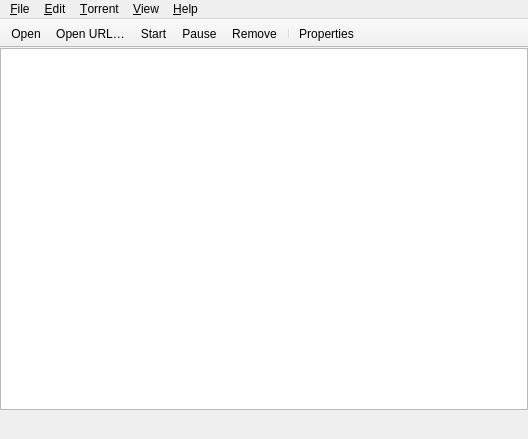
Old version of the form qt/MainWindow.ui in the repository transmission/transmission.
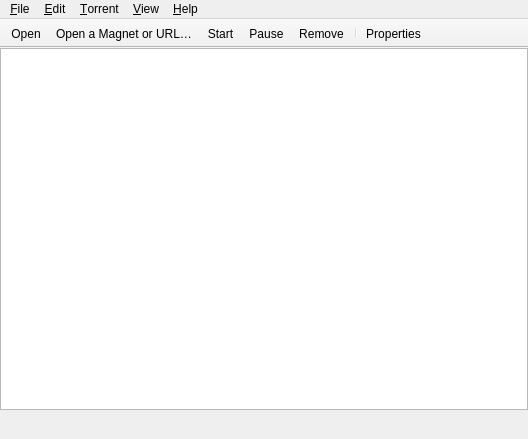
New version of the form. Icons and pictures are not drawn. Custom widgets are drawn as their Qt base class.

Commit message: Better tooltips and clearer tray menu options

```diff
--- a/qt/MainWindow.ui
+++ b/qt/MainWindow.ui
@@ -322,7 +322,7 @@
      <normaloff>:/icons/Win11/actions/24/document-open.svg</normaloff>:/icons/Win11/actions/24/document-open.svg</iconset>
    </property>
    <property name="text">
-    <string>&amp;Open…</string>
+    <string>Open a Torrent file…</string>
    </property>
    <property name="iconText">
     <string>Open</string>
@@ -749,7 +749,7 @@
      <normaloff>:/icons/Win11/actions/24/insert-link.svg</normaloff>:/icons/Win11/actions/24/insert-link.svg</iconset>
    </property>
    <property name="text">
-    <string>Open &amp;URL…</string>
+    <string>Open a Magnet or URL…</string>
    </property>
    <property name="toolTip">
     <string>Open Magnet or URL…</string>
```
Left out of the diff: 6 changed lines with no effect on the pictures.
